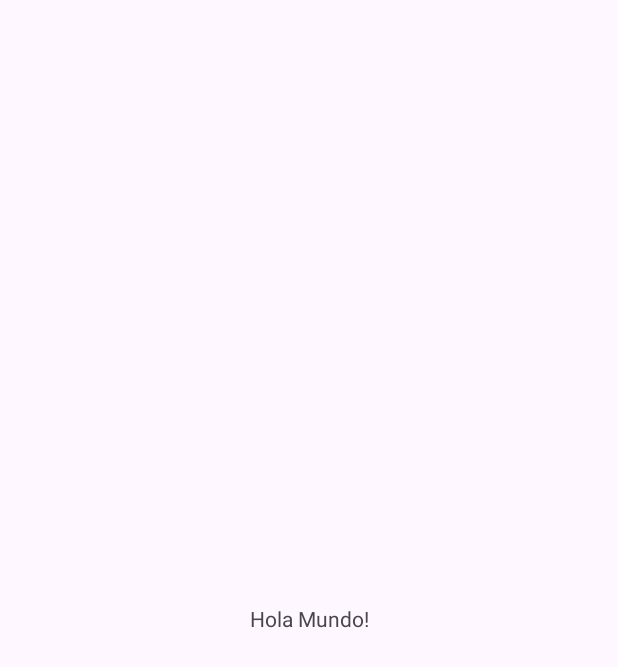
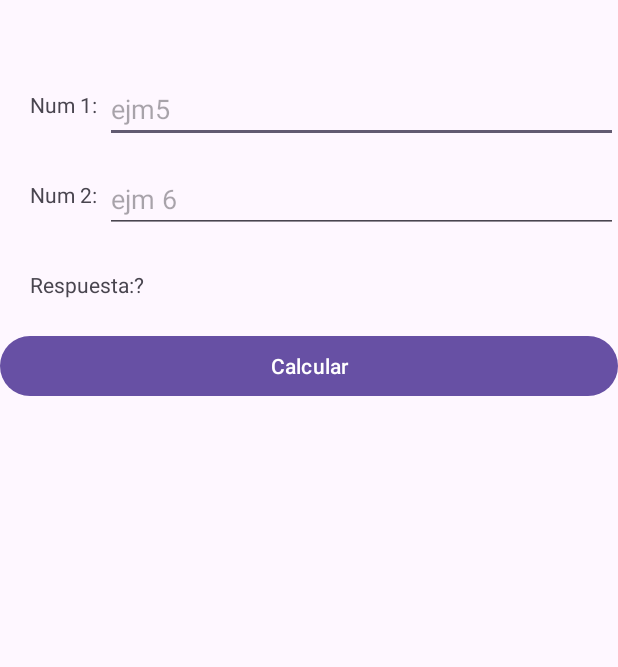
Before and after one commit to Everchavar/progra-II-2025, an Android app: the screen it shows after launch (MainActivity), on a phone screen of 412 x 824 dp. Before the commit the part shown is almost empty. Shown: the top 667 px of the screen. Run offline under Robolectric (Android 15) with nearby library versions, the phone set to English and light mode, and no system bars.

Commit message:
Creacion de la calculadora de suma

```diff
--- a/app/src/main/java/com/ugb/miprimeraplicacion/MainActivity.java
+++ b/app/src/main/java/com/ugb/miprimeraplicacion/MainActivity.java
@@ -1,6 +1,9 @@
 package com.ugb.miprimeraplicacion;
 
 import android.os.Bundle;
+import android.view.View;
+import android.widget.Button;
+import android.widget.TextView;
 
 import androidx.activity.EdgeToEdge;
 import androidx.appcompat.app.AppCompatActivity;
@@ -9,11 +12,29 @@ import androidx.core.view.ViewCompat;
 import androidx.core.view.WindowInsetsCompat;
 
 public class MainActivity extends AppCompatActivity {
+    Button btn;
+    TextView tempVal;
 
     @Override
     protected void onCreate(Bundle savedInstanceState) {
         super.onCreate(savedInstanceState);
         setContentView(R.layout.activity_main);
+        btn = findViewById(R.id.btncalcular);
+        btn.setOnClickListener(new View.OnClickListener() {
+            @Override
+            public void onClick(View v) {
+                tempVal = findViewById(R.id.txtNum1);
+                double num1 = Double.parseDouble(tempVal.getText().toString());
+
+                tempVal = findViewById(R.id.txtNum2);
+                double num2 = Double.parseDouble(tempVal.getText().toString());
+
+                double respuesta = num1 + num2;
+                tempVal = findViewById(R.id.lblrespuesta);
+                tempVal.setText("respuesta: "+respuesta);
+
+            }
+        });
 
     }
 }
--- a/app/src/main/res/layout/activity_main.xml
+++ b/app/src/main/res/layout/activity_main.xml
@@ -1,19 +1,60 @@
 <?xml version="1.0" encoding="utf-8"?>
-<androidx.constraintlayout.widget.ConstraintLayout xmlns:android="http://schemas.android.com/apk/res/android"
+<RelativeLayout xmlns:android="http://schemas.android.com/apk/res/android"
     xmlns:app="http://schemas.android.com/apk/res-auto"
     xmlns:tools="http://schemas.android.com/tools"
     android:id="@+id/main"
     android:layout_width="match_parent"
     android:layout_height="match_parent"
     tools:context=".MainActivity">
+    <EditText
+        android:id="@+id/txtNum1"
+        android:hint="ejm5"
+        android:layout_marginTop="50dp"
+        android:layout_marginLeft="70dp"
+        android:layout_width="match_parent"
+        android:layout_height="wrap_content"/>
+    <TextView
+        android:id="@+id/lblNum1"
+        android:text="Num 1:"
+        android:layout_marginTop="60dp"
+        android:layout_marginLeft="20dp"
+        android:layout_width="wrap_content"
+        android:layout_height="wrap_content"/>
+    <TextView
+        android:id="@+id/lblNum2"
+        android:text="Num 2:"
+        android:layout_marginTop="120dp"
+        android:layout_marginLeft="20dp"
+        android:layout_width="wrap_content"
+        android:layout_height="wrap_content"/>
+    <EditText
+        android:id="@+id/txtNum2"
+        android:hint="ejm 6"
+        android:layout_marginTop="110dp"
+        android:layout_marginLeft="70dp"
+        android:layout_width="match_parent"
+        android:layout_height="wrap_content"/>
+    <TextView
+        android:id="@+id/lblrespuesta"
+        android:layout_marginTop="180dp"
+        android:layout_marginLeft="20dp"
+        android:text="Respuesta:?"
+        android:layout_width="wrap_content"
+        android:layout_height="wrap_content"/>
+    <Button
+        android:id="@+id/btncalcular"
+        android:layout_marginTop="220dp"
+        android:text="Calcular"
+        android:layout_width="match_parent"
+        android:layout_height="wrap_content"/>
 
-    <TextView
-        android:layout_width="wrap_content"
-        android:layout_height="wrap_content"
-        android:text="Hola Mundo!"
-        app:layout_constraintBottom_toBottomOf="parent"
-        app:layout_constraintEnd_toEndOf="parent"
-        app:layout_constraintStart_toStartOf="parent"
-        app:layout_constraintTop_toTopOf="parent" />
 
-</androidx.constraintlayout.widget.ConstraintLayout>
+
+
+
+
+
+
+
+
+</RelativeLayout>
```
